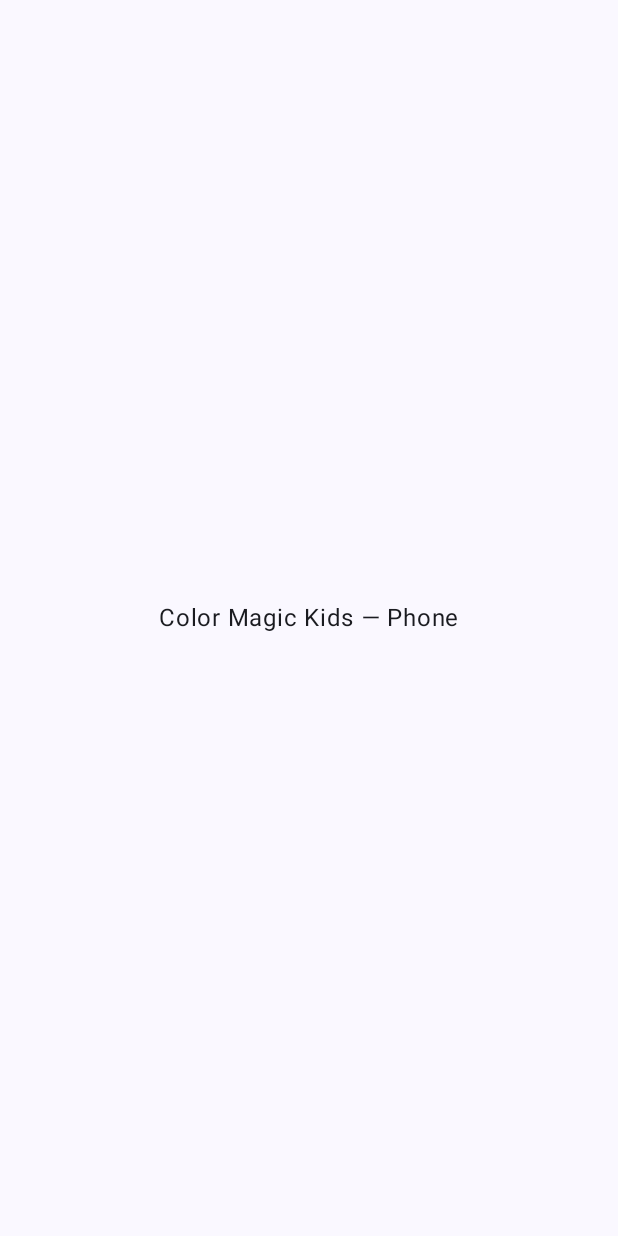
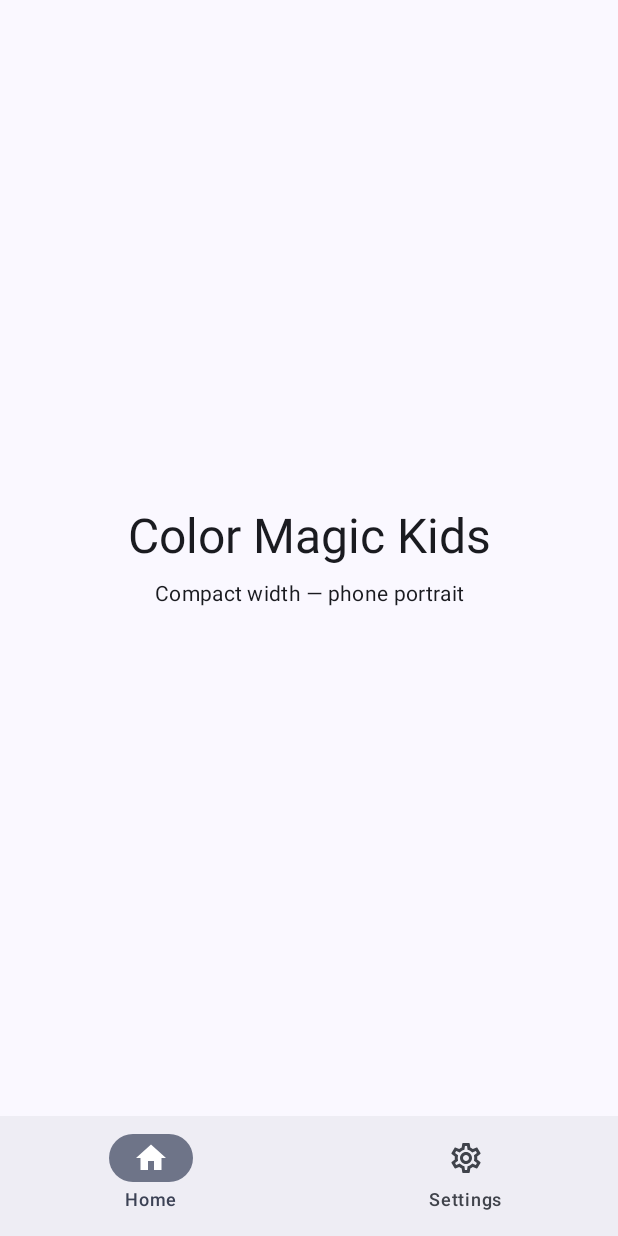
Before and after one commit to ar5-rehman/colormagic, an Android app built with Jetpack Compose: the screen it shows after launch (MainActivity), on a phone screen of 412 x 824 dp. Before the commit the screen is almost empty. Run offline under Robolectric (Android 15) with nearby library versions, the light colour scheme and no system bars; our stand-ins replace Dagger/Hilt's generated code, navigation suite.

Commit message:
phone and tablet settings

```diff
--- a/app/src/main/java/com/colormagic/kids/MainActivity.kt
+++ b/app/src/main/java/com/colormagic/kids/MainActivity.kt
@@ -4,43 +4,19 @@ import android.os.Bundle
 import androidx.activity.ComponentActivity
 import androidx.activity.compose.setContent
 import androidx.activity.enableEdgeToEdge
-import androidx.compose.foundation.layout.fillMaxSize
-import androidx.compose.foundation.layout.padding
-import androidx.compose.material3.Scaffold
-import androidx.compose.material3.windowsizeclass.ExperimentalMaterial3WindowSizeClassApi
-import androidx.compose.material3.windowsizeclass.calculateWindowSizeClass
-import androidx.compose.runtime.getValue
-import androidx.compose.runtime.mutableStateOf
-import androidx.compose.runtime.remember
-import androidx.compose.ui.Modifier
-import androidx.navigation.compose.rememberNavController
-import com.colormagic.kids.presentation.navigation.AppNavGraph
-import com.colormagic.kids.presentation.utils.isTablet
+import com.colormagic.kids.presentation.AppRoot
 import com.colormagic.kids.ui.theme.ColorMagicKidsTheme
 import dagger.hilt.android.AndroidEntryPoint
 
 @AndroidEntryPoint
 class MainActivity : ComponentActivity() {
 
-    @OptIn(ExperimentalMaterial3WindowSizeClassApi::class)
     override fun onCreate(savedInstanceState: Bundle?) {
         super.onCreate(savedInstanceState)
         enableEdgeToEdge()
         setContent {
             ColorMagicKidsTheme {
-                val windowSizeClass = calculateWindowSizeClass(this)
-                val isTablet by remember(windowSizeClass) {
-                    mutableStateOf(windowSizeClass.isTablet())
-                }
-                val navController = rememberNavController()
-
-                Scaffold(modifier = Modifier.fillMaxSize()) { innerPadding ->
-                    AppNavGraph(
-                        navController = navController,
-                        isTablet = isTablet,
-                        modifier = Modifier.padding(innerPadding)
-                    )
-                }
+                AppRoot()
             }
         }
     }
--- /dev/null
+++ b/app/src/main/java/com/colormagic/kids/presentation/AppRoot.kt
@@ -0,0 +1,58 @@
+package com.colormagic.kids.presentation
+
+import androidx.compose.material3.Icon
+import androidx.compose.material3.Text
+import androidx.compose.material3.adaptive.navigationsuite.NavigationSuiteScaffold
+import androidx.compose.runtime.Composable
+import androidx.compose.runtime.getValue
+import androidx.navigation.NavGraph.Companion.findStartDestination
+import androidx.navigation.NavHostController
+import androidx.navigation.compose.currentBackStackEntryAsState
+import androidx.navigation.compose.rememberNavController
+import com.colormagic.kids.presentation.navigation.AppNavGraph
+import com.colormagic.kids.presentation.navigation.TopLevelDestination
+
+// Root composable. NavigationSuiteScaffold automatically swaps between
+// BottomBar (Compact) → NavRail (Medium) → NavDrawer (Expanded) based on width.
+// You author the nav once, the framework handles the form factor.
+@Composable
+fun AppRoot() {
+    val navController = rememberNavController()
+    val currentTopLevel = navController.currentTopLevelDestination()
+
+    NavigationSuiteScaffold(
+        navigationSuiteItems = {
+            TopLevelDestination.entries.forEach { destination ->
+                item(
+                    selected = destination == currentTopLevel,
+                    onClick = { navController.navigateToTopLevel(destination) },
+                    icon = {
+                        Icon(
+                            imageVector = if (destination == currentTopLevel) destination.selectedIcon
+                            else destination.unselectedIcon,
+                            contentDescription = destination.label
+                        )
+                    },
+                    label = { Text(destination.label) }
+                )
+            }
+        }
+    ) {
+        AppNavGraph(navController = navController)
+    }
+}
+
+@Composable
+private fun NavHostController.currentTopLevelDestination(): TopLevelDestination? {
+    val backStackEntry by currentBackStackEntryAsState()
+    val route = backStackEntry?.destination?.route ?: return null
+    return TopLevelDestination.entries.firstOrNull { it.route == route }
+}
+
+private fun NavHostController.navigateToTopLevel(destination: TopLevelDestination) {
+    navigate(destination.route) {
+        popUpTo(graph.findStartDestination().id) { saveState = true }
+        launchSingleTop = true
+        restoreState = true
+    }
+}
--- a/app/src/main/java/com/colormagic/kids/presentation/navigation/AppNavGraph.kt
+++ b/app/src/main/java/com/colormagic/kids/presentation/navigation/AppNavGraph.kt
@@ -6,21 +6,20 @@ import androidx.navigation.NavHostController
 import androidx.navigation.compose.NavHost
 import androidx.navigation.compose.composable
 import com.colormagic.kids.presentation.screens.home.HomeScreen
+import com.colormagic.kids.presentation.screens.settings.SettingsScreen
 
 @Composable
 fun AppNavGraph(
     navController: NavHostController,
-    isTablet: Boolean,
     modifier: Modifier = Modifier
 ) {
     NavHost(
         navController = navController,
-        startDestination = Screen.Home.route,
+        startDestination = TopLevelDestination.START_DESTINATION.route,
         modifier = modifier
     ) {
-        composable(Screen.Home.route) {
-            HomeScreen(isTablet = isTablet)
-        }
-        // Add new composable destinations here as features are defined.
+        composable(TopLevelDestination.HOME.route) { HomeScreen() }
+        composable(TopLevelDestination.SETTINGS.route) { SettingsScreen() }
+        // Add nested feature routes here as they are defined.
     }
 }
--- a/app/src/main/java/com/colormagic/kids/presentation/navigation/Screen.kt
+++ b/app/src/main/java/com/colormagic/kids/presentation/navigation/Screen.kt
@@ -1,6 +1,10 @@
 package com.colormagic.kids.presentation.navigation
 
-// Add a new object for each screen/destination as features are implemented.
+// Use Screen for nested routes inside a feature (e.g. detail screens drilled into
+// from a top-level destination). Top-level entries live in [TopLevelDestination].
 sealed class Screen(val route: String) {
-    object Home : Screen("home")
+    // Add nested feature routes here, e.g.:
+    // data class ColoringDetail(val id: String) : Screen("coloring/$id") {
+    //     companion object { const val ROUTE = "coloring/{id}" }
+    // }
 }
--- /dev/null
+++ b/app/src/main/java/com/colormagic/kids/presentation/navigation/TopLevelDestination.kt
@@ -0,0 +1,34 @@
+package com.colormagic.kids.presentation.navigation
+
+import androidx.compose.material.icons.Icons
+import androidx.compose.material.icons.filled.Home
+import androidx.compose.material.icons.filled.Settings
+import androidx.compose.material.icons.outlined.Home
+import androidx.compose.material.icons.outlined.Settings
+import androidx.compose.ui.graphics.vector.ImageVector
+
+// Items shown in the NavigationSuiteScaffold (BottomBar / NavRail / NavDrawer).
+// Add an entry here to surface a new top-level destination across all form factors.
+enum class TopLevelDestination(
+    val route: String,
+    val selectedIcon: ImageVector,
+    val unselectedIcon: ImageVector,
+    val label: String
+) {
+    HOME(
+        route = "home",
+        selectedIcon = Icons.Filled.Home,
+        unselectedIcon = Icons.Outlined.Home,
+        label = "Home"
+    ),
+    SETTINGS(
+        route = "settings",
+        selectedIcon = Icons.Filled.Settings,
+        unselectedIcon = Icons.Outlined.Settings,
+        label = "Settings"
+    );
+
+    companion object {
+        val START_DESTINATION = HOME
+    }
+}
--- a/app/src/main/java/com/colormagic/kids/presentation/screens/home/HomeScreen.kt
+++ b/app/src/main/java/com/colormagic/kids/presentation/screens/home/HomeScreen.kt
@@ -1,20 +1,50 @@
 package com.colormagic.kids.presentation.screens.home
 
+import androidx.compose.foundation.layout.Arrangement
+import androidx.compose.foundation.layout.Box
+import androidx.compose.foundation.layout.Column
+import androidx.compose.foundation.layout.fillMaxSize
+import androidx.compose.foundation.layout.padding
+import androidx.compose.material3.MaterialTheme
+import androidx.compose.material3.Text
+import androidx.compose.material3.adaptive.currentWindowAdaptiveInfo
 import androidx.compose.runtime.Composable
+import androidx.compose.ui.Alignment
+import androidx.compose.ui.Modifier
+import androidx.compose.ui.unit.dp
 import androidx.hilt.navigation.compose.hiltViewModel
-import com.colormagic.kids.presentation.screens.home.phone.HomePhoneScreen
-import com.colormagic.kids.presentation.screens.home.tablet.HomeTabletScreen
+import com.colormagic.kids.presentation.adaptive.isCompactWidth
+import com.colormagic.kids.presentation.adaptive.isExpandedWidth
 
-// Coordinator composable: selects the correct layout based on device type.
-// All business logic stays in HomeViewModel — only the layout differs.
+// Single adaptive composable. Use currentWindowAdaptiveInfo() to branch on
+// width buckets (Compact / Medium / Expanded) when the layout truly differs.
+// For finer responsiveness within a region, use BoxWithConstraints.
 @Composable
-fun HomeScreen(
-    isTablet: Boolean,
-    viewModel: HomeViewModel = hiltViewModel()
-) {
-    if (isTablet) {
-        HomeTabletScreen(viewModel = viewModel)
-    } else {
-        HomePhoneScreen(viewModel = viewModel)
+fun HomeScreen(viewModel: HomeViewModel = hiltViewModel()) {
+    val adaptive = currentWindowAdaptiveInfo()
+
+    Box(
+        modifier = Modifier
+            .fillMaxSize()
+            .padding(16.dp),
+        contentAlignment = Alignment.Center
+    ) {
+        Column(
+            verticalArrangement = Arrangement.spacedBy(8.dp),
+            horizontalAlignment = Alignment.CenterHorizontally
+        ) {
+            Text(
+                text = "Color Magic Kids",
+                style = MaterialTheme.typography.headlineLarge
+            )
+            Text(
+                text = when {
+                    adaptive.isCompactWidth -> "Compact width — phone portrait"
+                    adaptive.isExpandedWidth -> "Expanded width — large tablet / desktop"
+                    else -> "Medium width — landscape phone / small tablet"
+                },
+                style = MaterialTheme.typography.bodyMedium
+            )
+        }
     }
 }
--- a/app/src/main/java/com/colormagic/kids/presentation/screens/home/phone/HomePhoneScreen.kt
+++ /dev/null
@@ -1,22 +0,0 @@
-package com.colormagic.kids.presentation.screens.home.phone
-
-import androidx.compose.foundation.layout.Box
-import androidx.compose.foundation.layout.fillMaxSize
-import androidx.compose.material3.Text
-import androidx.compose.runtime.Composable
-import androidx.compose.ui.Alignment
-import androidx.compose.ui.Modifier
-import com.colormagic.kids.presentation.screens.home.HomeViewModel
-
-@Composable
-fun HomePhoneScreen(
-    viewModel: HomeViewModel,
-    modifier: Modifier = Modifier
-) {
-    Box(
-        modifier = modifier.fillMaxSize(),
-        contentAlignment = Alignment.Center
-    ) {
-        Text(text = "Color Magic Kids — Phone")
-    }
-}
--- a/app/src/main/java/com/colormagic/kids/presentation/utils/WindowSizeUtils.kt
+++ /dev/null
@@ -1,13 +0,0 @@
-package com.colormagic.kids.presentation.utils
-
-import androidx.compose.material3.windowsizeclass.WindowSizeClass
-import androidx.compose.material3.windowsizeclass.WindowWidthSizeClass
-
-enum class DeviceType { PHONE, TABLET }
-
-// Returns TABLET for medium (600dp+) and expanded (840dp+) widths.
-// Phone layouts are used on compact widths (< 600dp).
-fun WindowSizeClass.toDeviceType(): DeviceType =
-    if (widthSizeClass == WindowWidthSizeClass.Compact) DeviceType.PHONE else DeviceType.TABLET
-
-fun WindowSizeClass.isTablet(): Boolean = toDeviceType() == DeviceType.TABLET
```
Also changed, not shown: app/build.gradle.kts (+8 -0 lines), app/src/main/java/com/colormagic/kids/presentation/adaptive/AdaptiveExtensions.kt (added, +19 -0 lines), app/src/main/java/com/colormagic/kids/presentation/screens/home/tablet/HomeTabletScreen.kt (deleted, +0 -22 lines), app/src/main/java/com/colormagic/kids/presentation/screens/settings/SettingsScreen.kt (added, +17 -0 lines), app/src/main/java/com/colormagic/kids/presentation/screens/settings/SettingsViewModel.kt (added, +8 -0 lines), gradle/libs.versions.toml (+11 -0 lines).
